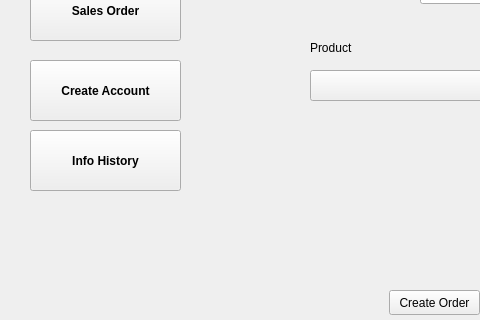
Above: order.ui from Aromakc/Retailhub before the change; both pictures show x 0 to 480 and y 150 to 470 of the 1000 by 700 pixel window. Below: the same form after it.
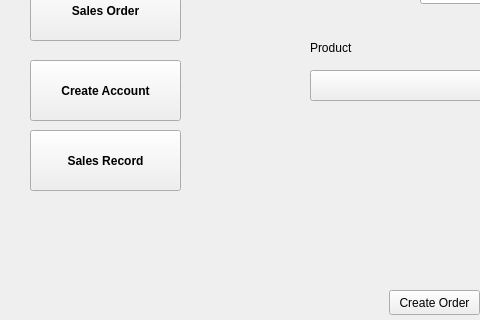
That is the form after the change.

```diff
--- a/order.ui
+++ b/order.ui
@@ -397,7 +397,7 @@
     </font>
    </property>
    <property name="text">
-    <string>Info History</string>
+    <string>Sales Record</string>
    </property>
   </widget>
  </widget>
```
